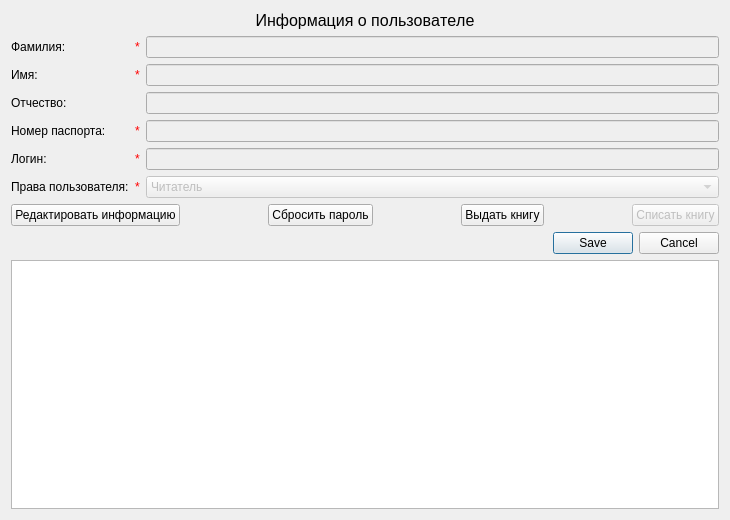
This is Application.QT/GUI.QT/GUI_UserInfo.ui in AJIOB/uni_courseWork_4 as Qt 5 draws it before an edit. The edited form follows.
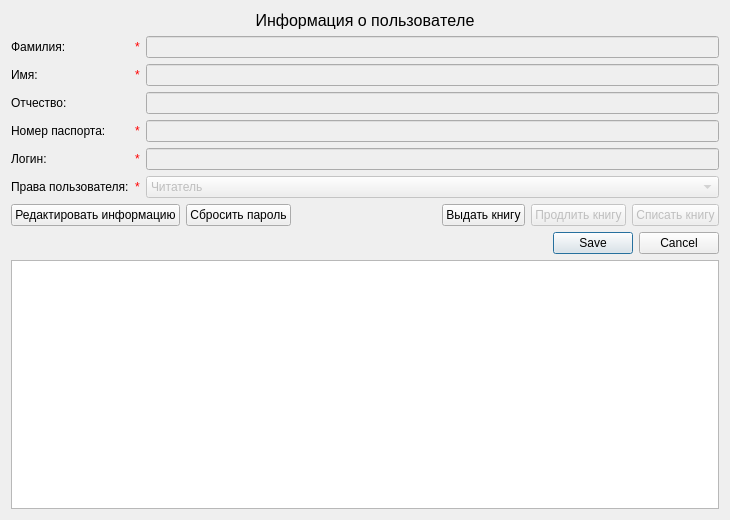
This is the edited form.

Commit message: App: GetOutBook function is ready

Diff of the .ui file:
```diff
--- a/Application.QT/GUI.QT/GUI_UserInfo.ui
+++ b/Application.QT/GUI.QT/GUI_UserInfo.ui
@@ -215,19 +215,6 @@
                 </property>
               </widget>
             </item>
-            <item>
-              <spacer name="horizontalSpacer">
-                <property name="orientation">
-                  <enum>Qt::Horizontal</enum>
-                </property>
-                <property name="sizeHint" stdset="0">
-                  <size>
-                    <width>85</width>
-                    <height>20</height>
-                  </size>
-                </property>
-              </spacer>
-            </item>
             <item>
               <widget class="QPushButton" name="resetPasswordButton">
                 <property name="text">
@@ -256,17 +243,14 @@
               </widget>
             </item>
             <item>
-              <spacer name="horizontalSpacer_2">
-                <property name="orientation">
-                  <enum>Qt::Horizontal</enum>
-                </property>
-                <property name="sizeHint" stdset="0">
-                  <size>
-                    <width>85</width>
-                    <height>20</height>
-                  </size>
-                </property>
-              </spacer>
+       <widget class="QPushButton" name="renewBookButton">
+        <property name="enabled">
+         <bool>false</bool>
+        </property>
+        <property name="text">
+         <string>Продлить книгу</string>
+        </property>
+       </widget>
             </item>
             <item>
               <widget class="QPushButton" name="getBackBookButton">
@@ -298,7 +282,7 @@
       </item>
     </layout>
   </widget>
-  <layoutdefault spacing="6" margin="11" />
+ <layoutdefault spacing="6" margin="11"/>
   <tabstops>
     <tabstop>surnameText</tabstop>
     <tabstop>nameText</tabstop>
```
Left out of the diff: 9 changed lines with no effect on the pictures. Lines whose indentation alone changed are shown as unchanged. The commit also changes 18 other files.
